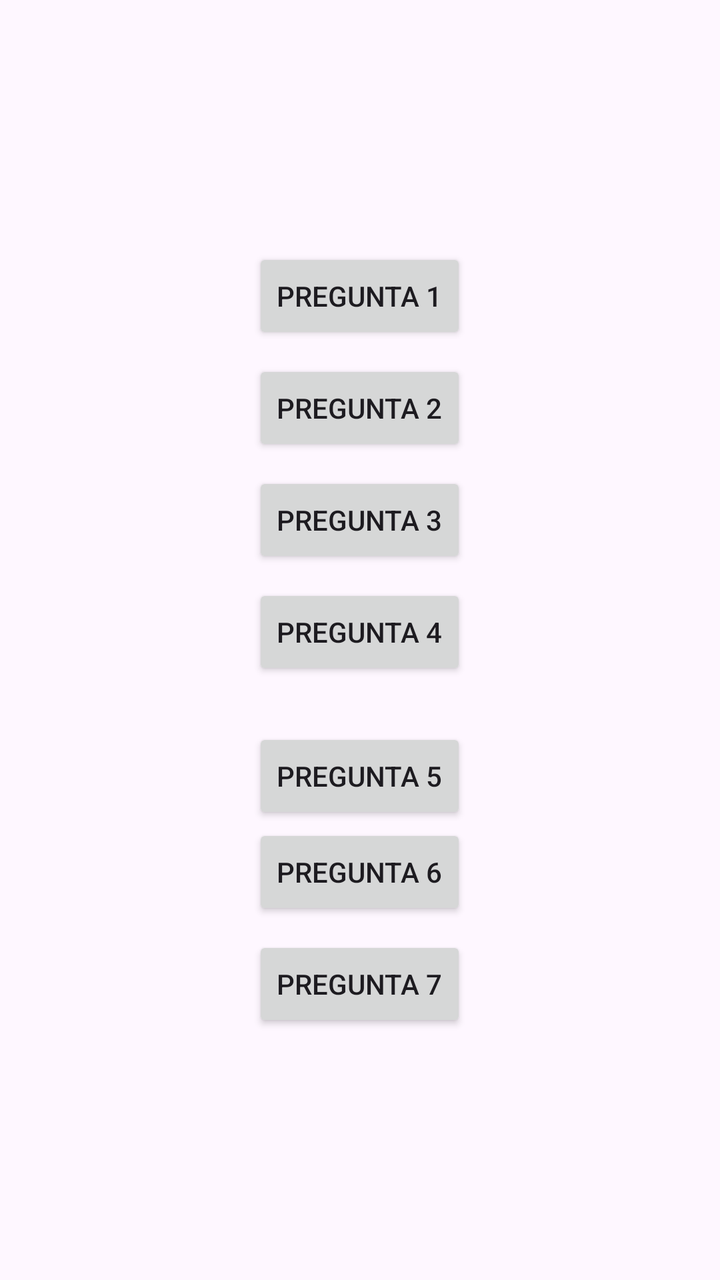
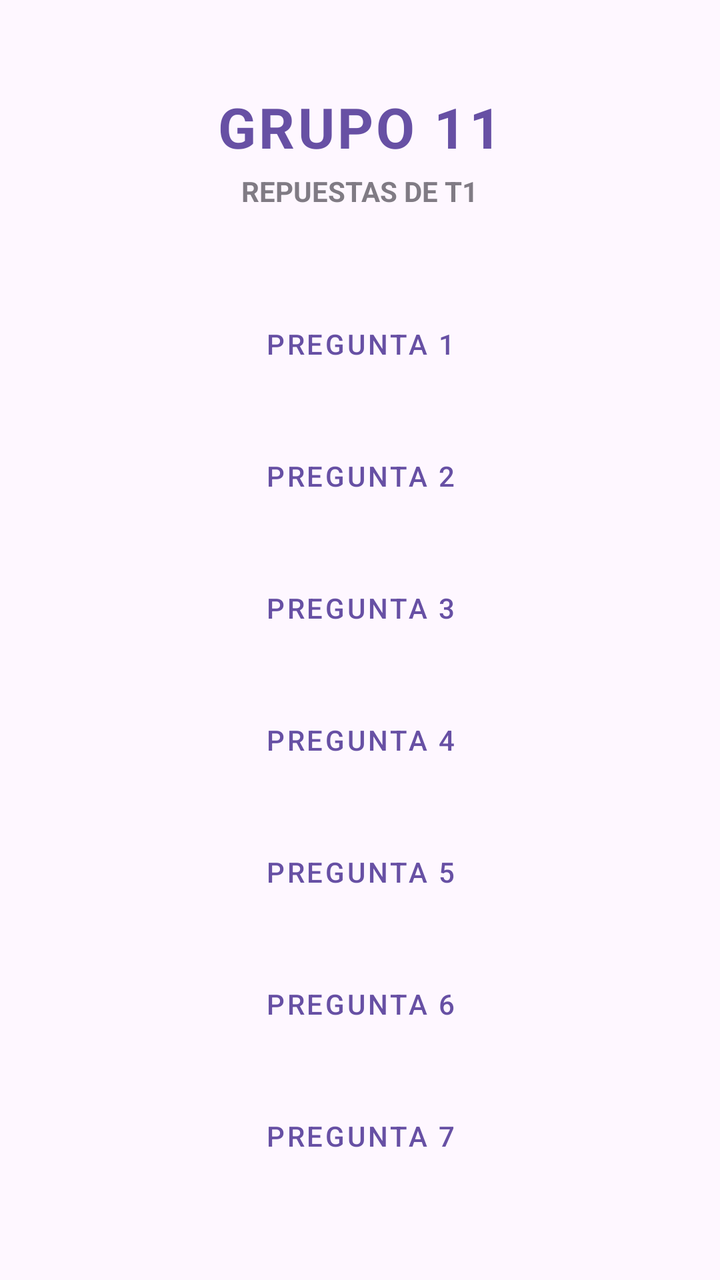

Screens rendered from an Android XML layout before and after an edit, with the pre-edit source and the edit as a unified diff.
<!-- AndroidManifest.xml: application theme Theme.AppGrupo11 -->
<!-- res/layout/activity_main.xml -->
<?xml version="1.0" encoding="utf-8"?>
<androidx.constraintlayout.widget.ConstraintLayout
    xmlns:android="http://schemas.android.com/apk/res/android"
    xmlns:app="http://schemas.android.com/apk/res-auto"
    xmlns:tools="http://schemas.android.com/tools"
    android:id="@+id/main"
    android:layout_width="match_parent"
    android:layout_height="match_parent"
    tools:context=".MainActivity">

    <LinearLayout
        android:layout_width="match_parent"
        android:layout_height="wrap_content"
        android:orientation="vertical"
        android:gravity="center"
        app:layout_constraintTop_toTopOf="parent"
        app:layout_constraintBottom_toBottomOf="parent"
        app:layout_constraintStart_toStartOf="parent"
        app:layout_constraintEnd_toEndOf="parent">

        <Button
            android:id="@+id/btnPregunta1"
            android:layout_width="wrap_content"
            android:layout_height="wrap_content"
            android:layout_marginBottom="8dp"
            android:text="@string/main_btn_pregunta1" />

        <Button
            android:id="@+id/btnPregunta2"
            android:layout_width="wrap_content"
            android:layout_height="wrap_content"
            android:layout_marginBottom="8dp"
            android:text="@string/main_btn_pregunta2" />

        <Button
            android:id="@+id/btnPregunta3"
            android:layout_width="wrap_content"
            android:layout_height="wrap_content"
            android:layout_marginBottom="8dp"
            android:text="@string/main_btn_pregunta3" />

        <Button
            android:id="@+id/btnPregunta4"
            android:layout_width="wrap_content"
            android:layout_height="wrap_content"
            android:layout_marginBottom="8dp"
            android:text="@string/main_btn_pregunta4" />

        <Button
            android:id="@+id/btnPregunta5"
            android:layout_width="wrap_content"
            android:layout_height="wrap_content"
            android:text="Pregunta 5"
            app:layout_constraintTop_toBottomOf="@id/btnPregunta1"
            app:layout_constraintStart_toStartOf="parent"
            app:layout_constraintEnd_toEndOf="parent"
            android:layout_marginTop="16dp"/>


        <Button
            android:id="@+id/btnPregunta6"
            android:layout_width="wrap_content"
            android:layout_height="wrap_content"
            android:layout_marginBottom="8dp"
            android:text="@string/main_btn_pregunta6" />

        <Button
            android:id="@+id/btnPregunta7"
            android:layout_width="wrap_content"
            android:layout_height="wrap_content"
            android:text="@string/main_btn_pregunta7" />

    </LinearLayout>
</androidx.constraintlayout.widget.ConstraintLayout>
<!-- resources referenced by this layout -->
<resources>
  <string name="main_btn_pregunta1">Pregunta 1</string>
  <string name="main_btn_pregunta2">Pregunta 2</string>
  <string name="main_btn_pregunta3">Pregunta 3</string>
  <string name="main_btn_pregunta4">Pregunta 4</string>
  <string name="main_btn_pregunta6">Pregunta 6</string>
  <string name="main_btn_pregunta7">Pregunta 7</string>
  <style name="Theme.AppGrupo11" parent="Base.Theme.AppGrupo11" />
  <style name="Base.Theme.AppGrupo11" parent="Theme.Material3.DayNight.NoActionBar">
          
          
      </style>
</resources>

<!-- the commit's change to res/layout/activity_main.xml (unified diff, before → after) -->
@@ -10,64 +10,101 @@
 
     <LinearLayout
         android:layout_width="match_parent"
-        android:layout_height="wrap_content"
+        android:layout_height="match_parent"
+        android:gravity="center"
         android:orientation="vertical"
-        android:gravity="center"
-        app:layout_constraintTop_toTopOf="parent"
+        android:padding="32dp"
         app:layout_constraintBottom_toBottomOf="parent"
+        app:layout_constraintEnd_toEndOf="parent"
         app:layout_constraintStart_toStartOf="parent"
-        app:layout_constraintEnd_toEndOf="parent">
+        app:layout_constraintTop_toTopOf="parent">
+
+        <TextView
+            android:layout_width="wrap_content"
+            android:layout_height="wrap_content"
+            android:text="@string/txttitulo"
+            android:textSize="28sp"
+            android:textStyle="bold"
+            android:textColor="?attr/colorPrimary"
+            android:letterSpacing="0.05"
+            android:layout_marginBottom="4dp" />
+
+        <TextView
+            android:layout_width="wrap_content"
+            android:layout_height="wrap_content"
+            android:text="@string/txttitulo2"
+            android:textSize="14sp"
+            android:textStyle="bold"
+            android:alpha="0.7"
+            android:layout_marginBottom="40dp" />
 
         <Button
             android:id="@+id/btnPregunta1"
-            android:layout_width="wrap_content"
-            android:layout_height="wrap_content"
-            android:layout_marginBottom="8dp"
+            style="@style/Widget.MaterialComponents.Button.OutlinedButton"
+            android:layout_width="240dp"
+            android:layout_height="54dp"
+            android:layout_marginBottom="12dp"
+            app:cornerRadius="12dp"
+            app:strokeWidth="1.5dp"
             android:text="@string/main_btn_pregunta1" />
 
         <Button
             android:id="@+id/btnPregunta2"
-            android:layout_width="wrap_content"
-            android:layout_height="wrap_content"
-            android:layout_marginBottom="8dp"
+            style="@style/Widget.MaterialComponents.Button.OutlinedButton"
+            android:layout_width="240dp"
+            android:layout_height="54dp"
+            android:layout_marginBottom="12dp"
+            app:cornerRadius="12dp"
+            app:strokeWidth="1.5dp"
             android:text="@string/main_btn_pregunta2" />
 
         <Button
             android:id="@+id/btnPregunta3"
-            android:layout_width="wrap_content"
-            android:layout_height="wrap_content"
-            android:layout_marginBottom="8dp"
+            style="@style/Widget.MaterialComponents.Button.OutlinedButton"
+            android:layout_width="240dp"
+            android:layout_height="54dp"
+            android:layout_marginBottom="12dp"
+            app:cornerRadius="12dp"
+            app:strokeWidth="1.5dp"
             android:text="@string/main_btn_pregunta3" />
 
         <Button
             android:id="@+id/btnPregunta4"
-            android:layout_width="wrap_content"
-            android:layout_height="wrap_content"
-            android:layout_marginBottom="8dp"
+            style="@style/Widget.MaterialComponents.Button.OutlinedButton"
+            android:layout_width="240dp"
+            android:layout_height="54dp"
+            android:layout_marginBottom="12dp"
+            app:cornerRadius="12dp"
+            app:strokeWidth="1.5dp"
             android:text="@string/main_btn_pregunta4" />
 
         <Button
             android:id="@+id/btnPregunta5"
-            android:layout_width="wrap_content"
-            android:layout_height="wrap_content"
-            android:text="Pregunta 5"
-            app:layout_constraintTop_toBottomOf="@id/btnPregunta1"
-            app:layout_constraintStart_toStartOf="parent"
-            app:layout_constraintEnd_toEndOf="parent"
-            android:layout_marginTop="16dp"/>
-
+            style="@style/Widget.MaterialComponents.Button.OutlinedButton"
+            android:layout_width="240dp"
+            android:layout_height="54dp"
+            android:layout_marginBottom="12dp"
+            app:cornerRadius="12dp"
+            app:strokeWidth="1.5dp"
+            android:text="@string/main_btn_pregunta5" />
 
         <Button
             android:id="@+id/btnPregunta6"
-            android:layout_width="wrap_content"
-            android:layout_height="wrap_content"
-            android:layout_marginBottom="8dp"
+            style="@style/Widget.MaterialComponents.Button.OutlinedButton"
+            android:layout_width="240dp"
+            android:layout_height="54dp"
+            android:layout_marginBottom="12dp"
+            app:cornerRadius="12dp"
+            app:strokeWidth="1.5dp"
             android:text="@string/main_btn_pregunta6" />
 
         <Button
             android:id="@+id/btnPregunta7"
-            android:layout_width="wrap_content"
-            android:layout_height="wrap_content"
+            style="@style/Widget.MaterialComponents.Button.OutlinedButton"
+            android:layout_width="240dp"
+            android:layout_height="54dp"
+            app:cornerRadius="12dp"
+            app:strokeWidth="1.5dp"
             android:text="@string/main_btn_pregunta7" />
 
     </LinearLayout>
<!-- resource entries referenced after the edit -->
@@ -4,8 +4,11 @@
   <string name="main_btn_pregunta2">Pregunta 2</string>
   <string name="main_btn_pregunta3">Pregunta 3</string>
   <string name="main_btn_pregunta4">Pregunta 4</string>
+  <string name="main_btn_pregunta5">Pregunta 5</string>
   <string name="main_btn_pregunta6">Pregunta 6</string>
   <string name="main_btn_pregunta7">Pregunta 7</string>
+  <string name="txttitulo">GRUPO 11</string>
+  <string name="txttitulo2">REPUESTAS DE T1</string>
   <style name="Theme.AppGrupo11" parent="Base.Theme.AppGrupo11" />
   <style name="Base.Theme.AppGrupo11" parent="Theme.Material3.DayNight.NoActionBar">
           
